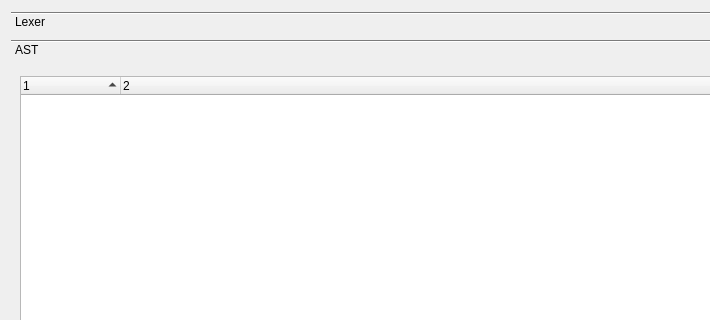
Before: the Qt Designer form TiEditor/src/TiCCompile.ui in maximaximal/TiSuite, drawn with Qt 5; both pictures show x 0 to 710 and y 0 to 320 of the 1453 by 806 pixel window.
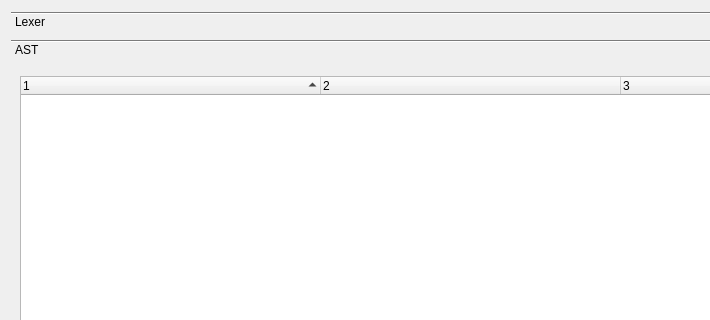
After: the same form once the commit is applied. The open tabs and pages were chosen to show the change.

Diff of the .ui file:
```diff
--- a/TiEditor/src/TiCCompile.ui
+++ b/TiEditor/src/TiCCompile.ui
@@ -61,8 +61,11 @@
             <bool>true</bool>
            </property>
            <property name="columnCount">
-            <number>2</number>
+            <number>3</number>
            </property>
+           <attribute name="headerDefaultSectionSize">
+            <number>300</number>
+           </attribute>
            <column>
             <property name="text">
              <string notr="true">1</string>
@@ -73,6 +76,11 @@
              <string notr="true">2</string>
             </property>
            </column>
+           <column>
+            <property name="text">
+             <string notr="true">3</string>
+            </property>
+           </column>
           </widget>
          </item>
         </layout>
```
Left out of the diff: 3 changed lines with no effect on the pictures.
